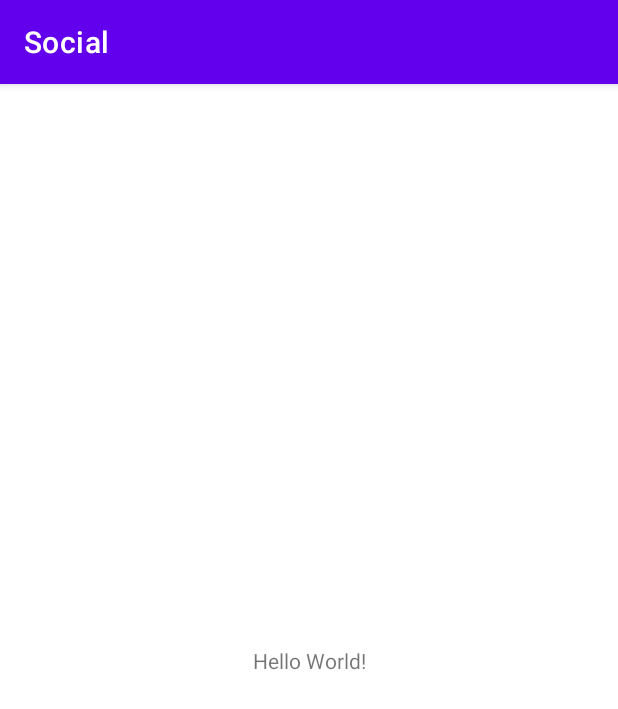
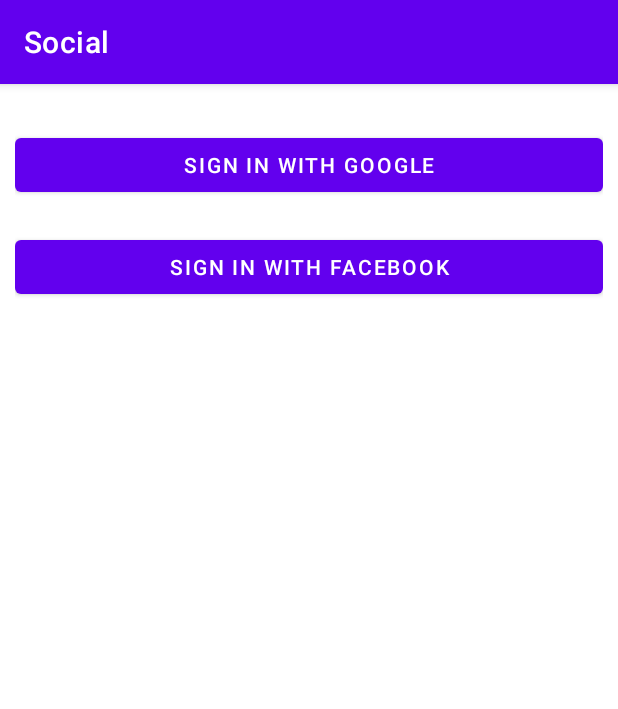
Before and after one commit to Prince-45963/Social, an Android app: the screen it shows after launch (MainActivity), on a phone screen of 412 x 824 dp. Shown: the top 709 px of the screen. Run offline under Robolectric (Android 15) with nearby library versions, the phone set to English and light mode, and no system bars; our stand-ins replace Firebase (no records; nobody signed in at launch, a user with empty details on screens opened directly).

Commit message:
google sign in authentication

```diff
--- a/app/src/main/AndroidManifest.xml
+++ b/app/src/main/AndroidManifest.xml
@@ -10,7 +10,7 @@
         android:supportsRtl="true"
         android:theme="@style/Theme.Social">
         <activity
-            android:name=".MainActivity"
+            android:name=".ui.activity.MainActivity"
             android:exported="true">
             <intent-filter>
                 <action android:name="android.intent.action.MAIN" />
--- /dev/null
+++ b/app/src/main/java/com/social/app/ui/activity/MainActivity.kt
@@ -0,0 +1,31 @@
+package com.social.app.ui.activity
+
+import android.content.Intent
+import androidx.appcompat.app.AppCompatActivity
+import android.os.Bundle
+import android.os.PersistableBundle
+import android.widget.Toast
+import androidx.fragment.app.add
+import androidx.fragment.app.commit
+import com.google.android.gms.auth.api.signin.GoogleSignIn
+import com.google.android.gms.auth.api.signin.GoogleSignIn.getLastSignedInAccount
+import com.google.android.gms.auth.api.signin.GoogleSignInAccount
+import com.google.android.gms.auth.api.signin.GoogleSignInOptions
+import com.google.android.gms.auth.api.signin.SignInAccount
+import com.google.android.gms.common.api.ApiException
+import com.google.android.gms.tasks.Task
+import com.google.firebase.auth.FirebaseAuth
+import com.social.app.R
+import com.social.app.ui.fragment.SignInFragment
+import com.social.app.utils.Constant.SIGN_IN_REQUEST_CODE
+import kotlinx.android.synthetic.main.activity_main.*
+
+class MainActivity : AppCompatActivity() {
+    override fun onCreate(savedInstanceState: Bundle?) {
+        super.onCreate(savedInstanceState)
+        setContentView(R.layout.activity_main)
+        supportFragmentManager.commit {
+            add<SignInFragment>(R.id.fcv_main_activity)
+        }
+    }
+}
--- /dev/null
+++ b/app/src/main/java/com/social/app/ui/fragment/SignInFragment.kt
@@ -0,0 +1,83 @@
+package com.social.app.ui.fragment
+
+import android.content.Intent
+import android.os.Bundle
+import androidx.fragment.app.Fragment
+import android.view.LayoutInflater
+import android.view.View
+import android.view.ViewGroup
+import android.widget.Toast
+import androidx.appcompat.app.AppCompatActivity
+import androidx.core.os.bundleOf
+import androidx.fragment.app.add
+import androidx.fragment.app.commit
+import com.google.android.gms.auth.api.Auth
+import com.google.android.gms.auth.api.signin.GoogleSignIn
+import com.google.android.gms.auth.api.signin.GoogleSignInAccount
+import com.google.android.gms.auth.api.signin.GoogleSignInOptions
+import com.google.android.gms.common.api.ApiException
+import com.google.android.gms.tasks.Task
+import com.google.firebase.auth.FirebaseAuth
+import com.google.firebase.auth.GoogleAuthProvider
+import com.social.app.R
+import com.social.app.utils.Constant
+import com.social.app.utils.GeneralUtils.firebaseAuth
+import kotlinx.android.synthetic.main.activity_main.*
+import kotlinx.android.synthetic.main.fragment_sign_in.*
+
+
+class SignInFragment : Fragment(R.layout.fragment_sign_in) {
+     var account: GoogleSignInAccount?=null
+    override fun onStart() {
+        super.onStart()
+        account= GoogleSignIn.getLastSignedInAccount(requireContext())
+        updateUI(account)
+    }
+
+
+
+    override fun onViewCreated(view: View, savedInstanceState: Bundle?) {
+        super.onViewCreated(view, savedInstanceState)
+        val gso: GoogleSignInOptions =
+            GoogleSignInOptions.Builder(GoogleSignInOptions.DEFAULT_SIGN_IN).requestIdToken("705867445586-gpplstrp0skbutlh7jb6mrgodr0qdcod.apps.googleusercontent.com").requestEmail().build()
+        val mGoogleSignInClient= GoogleSignIn.getClient(requireActivity(),gso)
+        btn_sign_in.setOnClickListener{
+            val signInIntent: Intent =mGoogleSignInClient.signInIntent
+            startActivityForResult(signInIntent, Constant.SIGN_IN_REQUEST_CODE)
+        }
+    }
+
+    override fun onActivityResult(requestCode: Int, resultCode: Int, data: Intent?) {
+        super.onActivityResult(requestCode, resultCode, data)
+        if(requestCode== Constant.SIGN_IN_REQUEST_CODE && resultCode== AppCompatActivity.RESULT_OK)
+        {
+            val task: Task<GoogleSignInAccount> = GoogleSignIn.getSignedInAccountFromIntent(data)
+            handlSignInResult(task)
+        }
+    }
+
+    private fun handlSignInResult(task: Task<GoogleSignInAccount>) {
+        try{ account=task.result
+            val token=task.result.idToken
+            updateUI(account)
+        firebaseAuthWithGoogle(token)}
+        catch (e: ApiException){
+            Toast.makeText(requireContext(), "Unable To sign in", Toast.LENGTH_SHORT).show()
+            updateUI(null)
+        }
+
+    }
+    fun firebaseAuthWithGoogle(token:String){
+        val credential=GoogleAuthProvider.getCredential(token,null)
+        firebaseAuth().signInWithCredential(credential)
+    }
+
+    private fun updateUI(account: GoogleSignInAccount?) {
+        if(account!=null){
+val bundle=bundleOf("email" to account.email,"profile" to account.photoUrl.toString(),"name" to account.displayName)
+requireActivity().supportFragmentManager.commit {
+    add<ProfileFragment>(R.id.fcv_main_activity,args = bundle)
+}
+        }
+    }
+}
--- /dev/null
+++ b/app/src/main/java/com/social/app/utils/Constant.kt
@@ -0,0 +1,5 @@
+package com.social.app.utils
+
+object Constant {
+    const val SIGN_IN_REQUEST_CODE=203
+}
--- a/app/src/main/res/layout/activity_main.xml
+++ b/app/src/main/res/layout/activity_main.xml
@@ -4,15 +4,11 @@
     xmlns:tools="http://schemas.android.com/tools"
     android:layout_width="match_parent"
     android:layout_height="match_parent"
-    tools:context=".MainActivity">
+    tools:context=".ui.activity.MainActivity">
 
-    <TextView
-        android:layout_width="wrap_content"
-        android:layout_height="wrap_content"
-        android:text="Hello World!"
-        app:layout_constraintBottom_toBottomOf="parent"
-        app:layout_constraintLeft_toLeftOf="parent"
-        app:layout_constraintRight_toRightOf="parent"
-        app:layout_constraintTop_toTopOf="parent" />
+<androidx.fragment.app.FragmentContainerView
+    android:layout_width="match_parent"
+    android:layout_height="match_parent"
+    android:id="@+id/fcv_main_activity"/>
 
 </androidx.constraintlayout.widget.ConstraintLayout>
--- /dev/null
+++ b/app/src/main/res/layout/fragment_sign_in.xml
@@ -0,0 +1,33 @@
+<?xml version="1.0" encoding="utf-8"?>
+<androidx.constraintlayout.widget.ConstraintLayout xmlns:android="http://schemas.android.com/apk/res/android"
+    xmlns:tools="http://schemas.android.com/tools"
+    android:layout_width="match_parent"
+    android:layout_height="match_parent"
+    android:background="@color/white"
+    xmlns:app="http://schemas.android.com/apk/res-auto"
+    tools:context=".ui.fragment.SignInFragment"
+    android:layout_margin="10dp">
+
+    <!-- TODO: Update blank fragment layout -->
+    <Button
+        android:layout_width="0dp"
+        android:layout_height="wrap_content"
+        android:id="@+id/btn_sign_in"
+        android:text="Sign In With Google"
+        app:layout_constraintTop_toTopOf="parent"
+        android:layout_marginTop="20dp"
+        app:layout_constraintEnd_toEndOf="parent"
+        app:layout_constraintStart_toStartOf="parent"
+        />
+    <Button
+        android:layout_width="0dp"
+        android:layout_height="wrap_content"
+        android:id="@+id/btn_sign_in_with_facebook"
+        android:text="Sign In With Facebook"
+        app:layout_constraintTop_toBottomOf="@+id/btn_sign_in"
+        android:layout_marginTop="20dp"
+        app:layout_constraintEnd_toEndOf="parent"
+        app:layout_constraintStart_toStartOf="parent"
+        />
+
+</androidx.constraintlayout.widget.ConstraintLayout>
--- a/app/src/main/res/values/strings.xml
+++ b/app/src/main/res/values/strings.xml
@@ -1,3 +1,8 @@
 <resources>
     <string name="app_name">Social</string>
+    <string name="facebook_application_id" translatable="false">YOUR_APP_ID</string>
+    <string name="facebook_login_protocol_scheme" translatable="false">fbYOUR_APP_ID</string>
+    <!-- TODO: Remove or change this placeholder text -->
+    <string name="hello_blank_fragment">Hello blank fragment</string>
+
 </resources>
--- a/build.gradle
+++ b/build.gradle
@@ -3,10 +3,12 @@ buildscript {
     repositories {
         google()
         mavenCentral()
+        maven { url 'https://maven.google.com' }
     }
     dependencies {
         classpath "com.android.tools.build:gradle:7.0.1"
         classpath "org.jetbrains.kotlin:kotlin-gradle-plugin:1.5.20"
+        classpath 'com.google.gms:google-services:4.3.10'
 
         // NOTE: Do not place your application dependencies here; they belong
         // in the individual module build.gradle files
```
Also changed, not shown: app/build.gradle (+18 -1 lines), app/src/main/java/com/social/app/MainActivity.kt (deleted, +0 -11 lines), app/src/main/java/com/social/app/ui/fragment/ProfileFragment.kt (added, +47 -0 lines), app/src/main/java/com/social/app/utils/GeneralUtils.kt (added, +12 -0 lines), app/src/main/res/drawable/add_photo.xml (added, +10 -0 lines), app/src/main/res/layout/fragment_profile.xml (added, +68 -0 lines), 1 other file.
